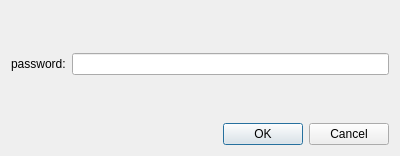
Old version of the form mdsrv/logindialog.ui in the repository ssh352/qtctp-1.
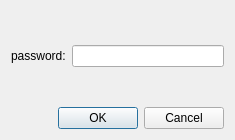
New version of the form.

Patch:
```diff
--- a/mdsrv/logindialog.ui
+++ b/mdsrv/logindialog.ui
@@ -6,22 +6,22 @@
    <rect>
     <x>0</x>
     <y>0</y>
-    <width>400</width>
-    <height>156</height>
+    <width>235</width>
+    <height>140</height>
    </rect>
   </property>
   <property name="windowTitle">
    <string>Dialog</string>
   </property>
   <layout class="QFormLayout" name="formLayout">
-   <item row="1" column="0">
+   <item row="3" column="0">
     <widget class="QLabel" name="label">
      <property name="text">
       <string>password:</string>
      </property>
     </widget>
    </item>
-   <item row="1" column="1">
+   <item row="3" column="1">
     <widget class="QLineEdit" name="password">
      <property name="inputMask">
       <string/>
@@ -31,7 +31,7 @@
      </property>
     </widget>
    </item>
-   <item row="3" column="0" colspan="2">
+   <item row="5" column="0" colspan="2">
     <widget class="QDialogButtonBox" name="buttonBox">
      <property name="orientation">
       <enum>Qt::Horizontal</enum>
@@ -54,7 +54,7 @@
      </property>
     </spacer>
    </item>
-   <item row="2" column="0">
+   <item row="4" column="0">
     <spacer name="verticalSpacer_2">
      <property name="orientation">
       <enum>Qt::Vertical</enum>
```
